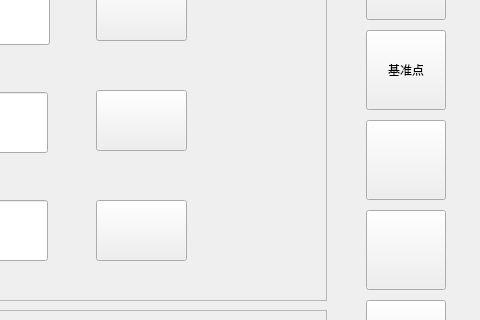
Above: A66-app/manual.ui from Tetraelc/A66_PRO before the change; both pictures show x 544 to 1024 and y 90 to 410 of the 1024 by 540 pixel window. Below: the same form after it.
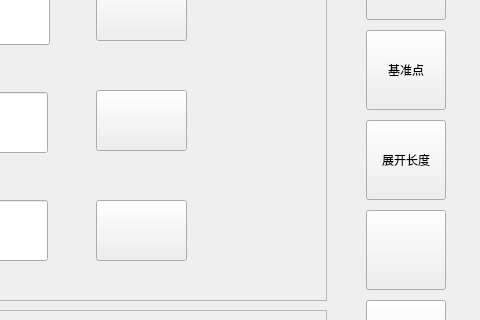
That is the form after the change. Icons and pictures are not drawn.

```diff
--- a/A66-app/manual.ui
+++ b/A66-app/manual.ui
@@ -16,7 +16,7 @@
   <property name="windowTitle">
    <string>Form</string>
   </property>
-  <widget class="QPushButton" name="pushButton_B6_4">
+  <widget class="QToolButton" name="toolButton_Length">
    <property name="geometry">
     <rect>
      <x>910</x>
@@ -26,7 +26,7 @@
     </rect>
    </property>
    <property name="text">
-    <string/>
+    <string>展开长度</string>
    </property>
   </widget>
   <widget class="QPushButton" name="pushButton_B6_7">
```
